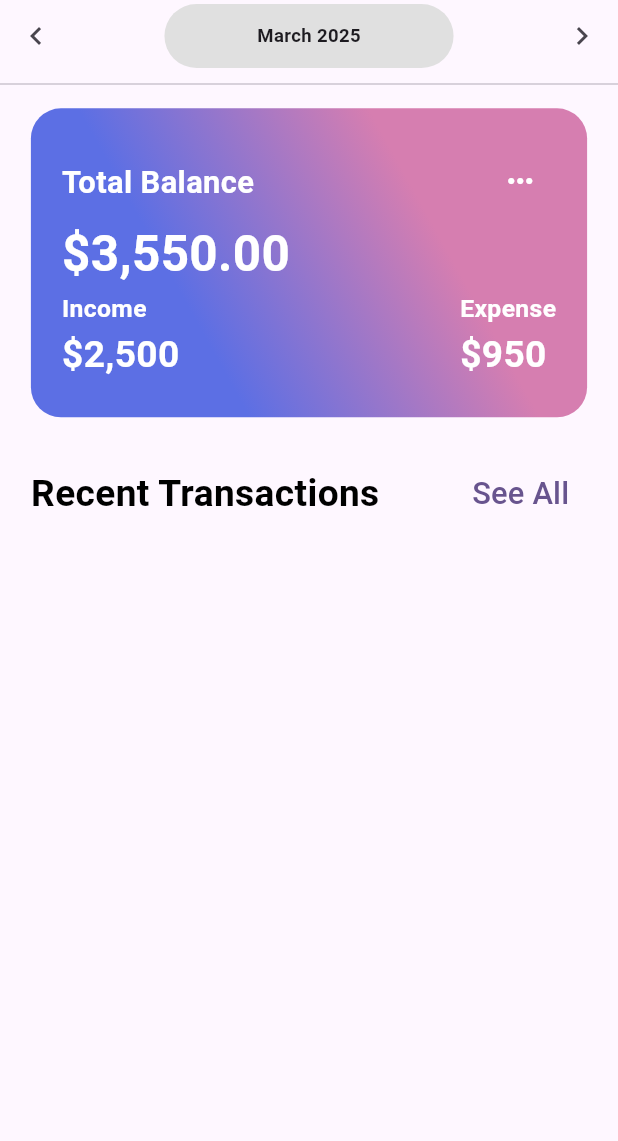
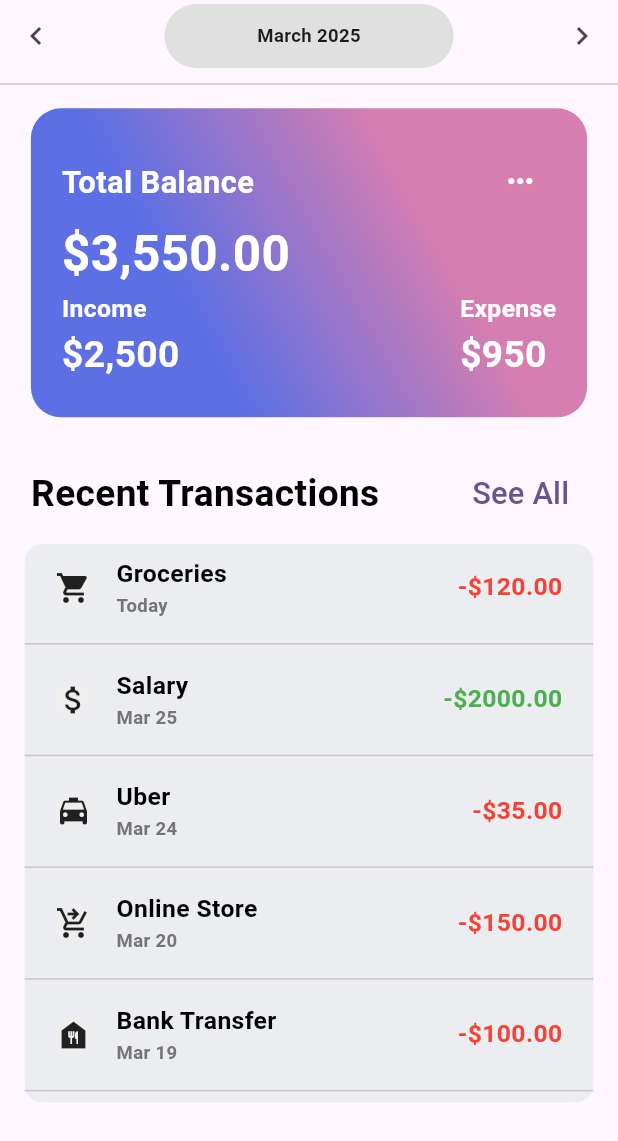
Before and after one commit to pinithasavidya617/money-manage-flutter, a Flutter app: the HomeScreen screen opened directly, on a phone screen of 412 x 824 dp. Shown: the top 1141 px of the screen. Run offline on Flutter 3.47's test engine with Material 3 defaults, Android fonts, the phone set to English and light mode, and no system bars.

Commit message:
Add transaction items

```diff
--- a/lib/screens/home_screen.dart
+++ b/lib/screens/home_screen.dart
@@ -1,5 +1,7 @@
 import 'package:flutter/material.dart';
 import 'package:money_manage/configs/size_config.dart';
+
+import '../widgets/transaction_items.dart';
 
 class HomeScreen extends StatefulWidget {
   const HomeScreen({super.key});
@@ -164,6 +166,52 @@ class _HomeScreenState extends State<HomeScreen> {
                         ],
                       )
                     ],
+                  ),
+                  Container(
+                    margin: EdgeInsets.symmetric(horizontal: SizeConfig.blockWidth * 4, vertical: SizeConfig.blockHeight),
+                    decoration: BoxDecoration(
+                        borderRadius: BorderRadius.circular(12),
+                      color: Color(0xFFEBEDF0)
+                    ),
+                    child: Column(
+                      children: [
+                        TransactionItem(
+                          icon: Icons.shopping_cart,
+                          title: "Groceries",
+                          date: "Today",
+                          amount: "-\$120.00",
+                          isExpense: true,
+                        ),
+                        TransactionItem(
+                          icon: Icons.attach_money,
+                          title: "Salary",
+                          date: "Mar 25",
+                          amount: "-\$2000.00",
+                          isExpense: false,
+                        ),
+                        TransactionItem(
+                          icon: Icons.local_taxi,
+                          title: "Uber",
+                          date: "Mar 24",
+                          amount: "-\$35.00",
+                          isExpense: true,
+                        ),
+                        TransactionItem(
+                          icon: Icons.shopping_cart_checkout,
+                          title: "Online Store",
+                          date: "Mar 20",
+                          amount: "-\$150.00",
+                          isExpense: true,
+                        ),
+                        TransactionItem(
+                          icon: Icons.food_bank,
+                          title: "Bank Transfer",
+                          date: "Mar 19",
+                          amount: "-\$100.00",
+                          isExpense: true,
+                        )
+                      ]
+                    ),
                   )
                 ],
               )
--- /dev/null
+++ b/lib/widgets/transaction_items.dart
@@ -0,0 +1,72 @@
+import 'package:flutter/material.dart';
+import 'package:money_manage/configs/size_config.dart';
+
+class TransactionItem extends StatelessWidget {
+  final IconData icon;
+  final String title;
+  final String date;
+  final String amount;
+  final bool isExpense;
+
+  const TransactionItem({
+    super.key,
+    required this.icon,
+    required this.title,
+    required this.date,
+    required this.amount,
+    required this.isExpense,
+  });
+
+  @override
+  Widget build(BuildContext context) {
+    return Column(
+      children: [
+        Padding(
+            padding: EdgeInsets.symmetric(
+              horizontal: SizeConfig.blockWidth * 5,
+              vertical: SizeConfig.blockHeight * 1
+            ),
+        child: Row(
+          children: [
+            Container(
+              decoration: BoxDecoration(
+                borderRadius: BorderRadius.circular(10),
+                color: Colors.grey[200],
+              ),
+              child: Icon(icon, size: 24,),
+            ),
+            SizedBox(width: SizeConfig.blockWidth * 4),
+            Column(
+              crossAxisAlignment: CrossAxisAlignment.start,
+              children: [
+                Text(title,
+                style: TextStyle(
+                  color: Colors.black,
+                  fontSize: SizeConfig.blockWidth * 4,
+                  fontWeight: FontWeight.bold
+                ),),
+                SizedBox(width: SizeConfig.blockHeight * 1.5),
+                Text(date,
+                  style: TextStyle(
+                      color: Colors.grey.shade600,
+                      fontSize: SizeConfig.blockWidth * 3,
+                      fontWeight: FontWeight.bold
+                  ),),
+              ],
+            ),
+            Spacer(),
+            Text(amount,
+              style: TextStyle(
+                  fontSize: SizeConfig.blockWidth * 4,
+                  fontWeight: FontWeight.bold,
+                color: isExpense ? Colors.red : Colors.green
+              ),),
+          ],
+        ),),
+        Divider(
+          thickness: 1,
+        )
+      ],
+    );
+  }
+}
```
